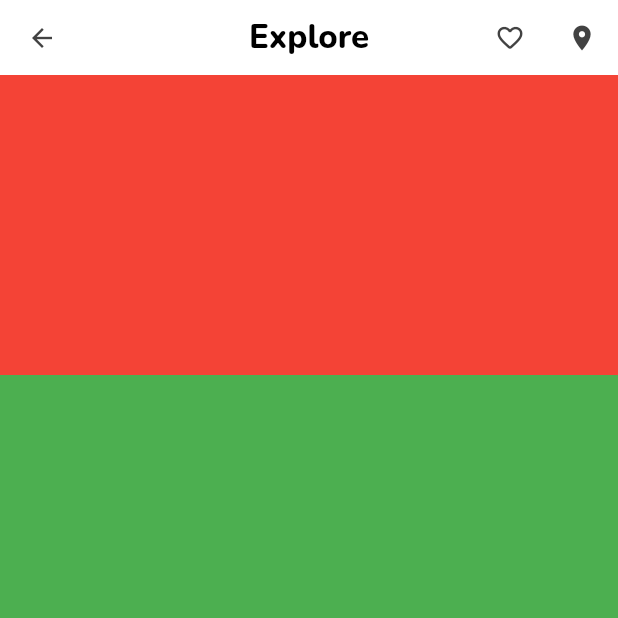
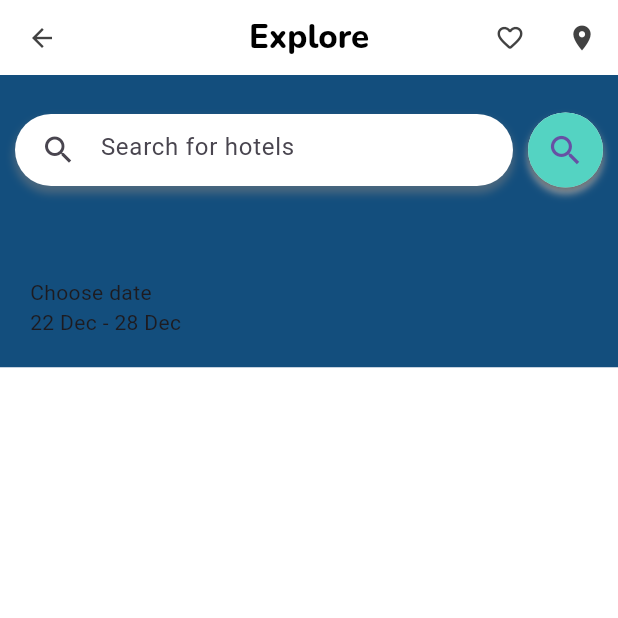
Before and after one commit to samiigll/flutterhotels, a Flutter app: the screen it shows after launch, on a phone screen of 412 x 824 dp, the top half of it. Run offline on Flutter 3.47's test engine with Material 3 defaults, Android fonts, the light colour scheme and no system bars; our stand-ins replace google_fonts.

Commit message:
feat: Add search functionality with search bar and button

```diff
--- a/lib/main.dart
+++ b/lib/main.dart
@@ -1,6 +1,5 @@
 import 'package:flutter/material.dart';
 import 'package:google_fonts/google_fonts.dart';
-// import 'package:google_fonts/google_fonts.dart';
 
 const dGreen = Color(0xFF54D3C2);
 
@@ -9,7 +8,7 @@
 }
 
 class MyApp extends StatelessWidget {
-  const MyApp({super.key});
+  const MyApp({Key? key}) : super(key: key);
 
   @override
   Widget build(BuildContext context) {
@@ -22,23 +21,17 @@
 }
 
 class HomePage extends StatelessWidget {
-  const HomePage({super.key});
+  const HomePage({Key? key}) : super(key: key);
 
   @override
   Widget build(BuildContext context) {
-    return Scaffold(
-      appBar: const MyAppBar(),
+    return const Scaffold(
+      appBar: MyAppBar(),
       body: SingleChildScrollView(
         child: Column(
           children: [
-            Container(
-              height: 200,
-              color: Colors.red,
-            ),
-            Container(
-              height: 1500,
-              color: Colors.green,
-            ),
+            SearchSection(),
+            HotelSection(),
           ],
         ),
       ),
@@ -47,7 +40,7 @@
 }
 
 class MyAppBar extends StatelessWidget implements PreferredSizeWidget {
-  const MyAppBar({super.key});
+  const MyAppBar({Key? key}) : super(key: key);
 
   @override
   Size get preferredSize => const Size.fromHeight(50);
@@ -94,3 +87,103 @@
     );
   }
 }
+
+class SearchSection extends StatelessWidget {
+  const SearchSection({Key? key}) : super(key: key);
+
+  @override
+  Widget build(BuildContext context) {
+    return Container(
+      color: const Color.fromARGB(255, 19, 78, 125),
+      padding: const EdgeInsets.fromLTRB(10, 25, 10, 10),
+      child: Column(
+        children: [
+          Row(
+            children: [
+              Expanded(
+                child: Container(
+                  padding: const EdgeInsets.only(left: 5),
+                  decoration: BoxDecoration(
+                    color: Colors.white,
+                    borderRadius: BorderRadius.circular(30),
+                    boxShadow: const [
+                      BoxShadow(
+                        color: Color.fromRGBO(128, 128, 128, 0.5),
+                        spreadRadius: 1,
+                        blurRadius: 4,
+                        offset: Offset(0, 4),
+                      ),
+                    ],
+                  ),
+                  child: const TextField(
+                    decoration: InputDecoration(
+                      hintText: 'Search for hotels',
+                      contentPadding: EdgeInsets.all(10),
+                      border: InputBorder.none,
+                      prefixIcon: Icon(Icons.search),
+                    ),
+                  ),
+                ),
+              ),
+              const SizedBox(width: 10),
+              Container(
+                height: 50,
+                width: 50,
+                decoration: BoxDecoration(
+                  color: Colors.white,
+                  boxShadow: const [
+                    BoxShadow(
+                      color: Colors.grey,
+                      blurRadius: 4,
+                      offset: Offset(0, 4),
+                    ),
+                  ],
+                  borderRadius: BorderRadius.circular(25),
+                ),
+                child: ElevatedButton(
+                  onPressed: () {},
+                  child: const Icon(
+                    Icons.search,
+                    size: 26,
+                  ),
+                  style: ElevatedButton.styleFrom(
+                    shape: const CircleBorder(),
+                    backgroundColor: dGreen,
+                    padding: const EdgeInsets.all(10),
+                  ),
+                ),
+              ),
+            ],
+          ),
+          const SizedBox(height: 50),
+          Row(
+            children: [
+              Container(
+                margin: const EdgeInsets.all(10),
+                child: const Column(
+                  crossAxisAlignment: CrossAxisAlignment.start,
+                  children: [
+                    Text('Choose date'),
+                    Text('22 Dec - 28 Dec'),
+                  ],
+                ),
+              ),
+            ],
+          ),
+        ],
+      ),
+    );
+  }
+}
+
+class HotelSection extends StatelessWidget {
+  const HotelSection({Key? key}) : super(key: key);
+
+  @override
+  Widget build(BuildContext context) {
+    return Container(
+      height: 2000,
+      color: Colors.white,
+    );
+  }
+}
```
